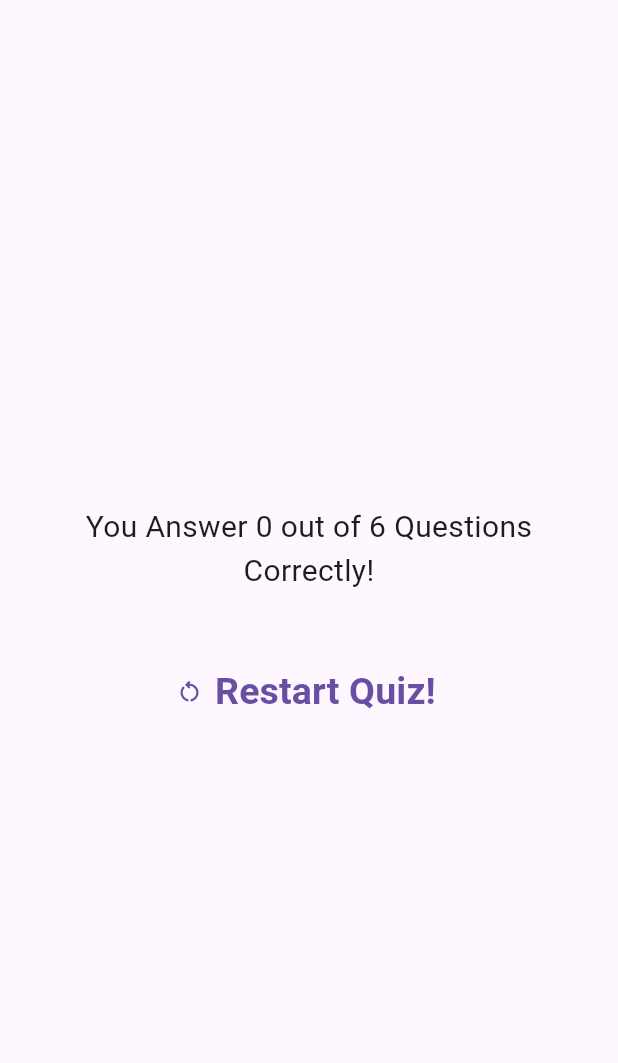
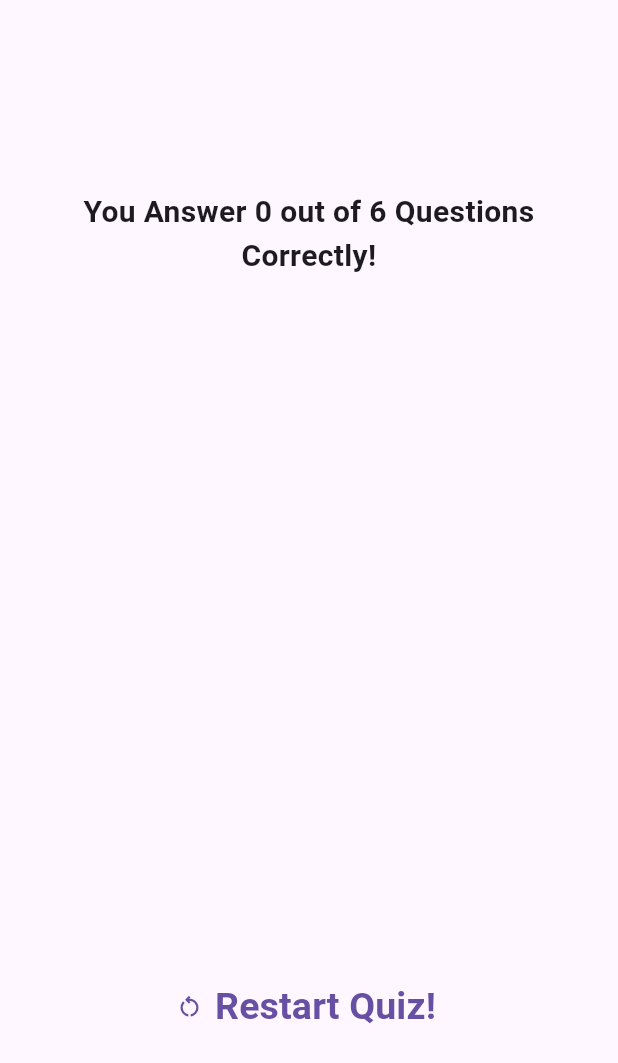
Before and after one commit to ramyhany0/quiz_app, a Flutter app: the Result widget shown alone on an empty page, opened directly with empty values, on a phone screen of 412 x 824 dp. Shown: the top 1063 px of the screen. Run offline on Flutter 3.47's test engine with Material 3 defaults, Android fonts, the phone set to English and light mode, and no system bars; our stand-ins replace google_fonts.

Commit message:
"Updated Quiz and Result widgets to pass restart function and refactored result display"

```diff
--- /dev/null
+++ b/lib/models/summaryPage.dart
@@ -0,0 +1,69 @@
+import 'package:flutter/material.dart';
+
+class Summarypage extends StatelessWidget {
+  const Summarypage(this.SummaryData, {super.key});
+  final List<Map<String, Object>> SummaryData;
+
+  @override
+  Widget build(BuildContext context) {
+    return SizedBox(
+      height: 400,
+      child: SingleChildScrollView(
+        child: Column(
+          children: [
+            ...SummaryData.map((e) => Column(
+                  children: [
+                    Row(
+                      mainAxisAlignment: MainAxisAlignment.start,
+                      children: [
+                        CircleAvatar(
+                          backgroundColor:
+                              e['user_answer'] == e['correct_answer']
+                                  ? Colors.green.shade400
+                                  : Colors.red.shade400,
+                          radius: 16,
+                          child: Text(
+                              ((e['question_index'] as int) + 1).toString()),
+                        ),
+                        const SizedBox(
+                          width: 15,
+                        ),
+                        Expanded(
+                          child: Column(
+                            crossAxisAlignment: CrossAxisAlignment.start,
+                            children: [
+                              Text(
+                                e['question'].toString(),
+                                style: const TextStyle(
+                                    fontWeight: FontWeight.bold),
+                              ),
+                              const SizedBox(
+                                height: 5,
+                              ),
+                              Text(
+                                e['user_answer'].toString(),
+                                style: const TextStyle(
+                                  color: Colors.white,
+                                ),
+                              ),
+                              Text(
+                                e['correct_answer'].toString(),
+                                style:
+                                    const TextStyle(color: Colors.greenAccent),
+                              ),
+                            ],
+                          ),
+                        ),
+                      ],
+                    ),
+                    const SizedBox(
+                      height: 10,
+                    ),
+                  ],
+                )),
+          ],
+        ),
+      ),
+    );
+  }
+}
--- a/lib/quiz.dart
+++ b/lib/quiz.dart
@@ -21,7 +21,7 @@ class _QuizState extends State<Quiz> {
     selectedAnswers.add(answer);
     if (selectedAnswers.length == questions.length) {
       setState(() {
-        activeScreen = Result(selectedAnswers);
+        activeScreen = Result(selectedAnswers, restart);
         selectedAnswers = [];
       });
     }
@@ -40,6 +40,13 @@ class _QuizState extends State<Quiz> {
     });
   }
 
+  void restart() {
+    setState(() {
+      selectedAnswers = [];
+      activeScreen = Home(switchScreen);
+    });
+  }
+
   @override
   Widget build(BuildContext context) {
     return MaterialApp(
--- a/lib/result.dart
+++ b/lib/result.dart
@@ -1,9 +1,12 @@
 import 'package:flutter/material.dart';
 import 'package:quiz_app/data/questions.dart';
 
+import 'models/summaryPage.dart';
+
 class Result extends StatelessWidget {
-  const Result(this.selectedAnswers, {super.key});
+  const Result(this.selectedAnswers, this.restart, {super.key});
   final List<String> selectedAnswers;
+  final void Function() restart;
   List<Map<String, Object>> getSummaryData() {
     final List<Map<String, Object>> summary = [];
     for (var i = 0; i < selectedAnswers.length; i++) {
@@ -33,72 +36,22 @@ class Result extends StatelessWidget {
         children: [
           Text(
             "You Answer $numofcorrectanswer out of ${questions.length} Questions Correctly!",
-            style: TextStyle(
-              fontSize: 20,
-            ),
+            style: const TextStyle(fontSize: 20, fontWeight: FontWeight.bold),
             textAlign: TextAlign.center,
           ),
           const SizedBox(
-            height: 20,
+            height: 30,
           ),
-          ...getSummaryData().map((e) => Column(
-                children: [
-                  Row(
-                    mainAxisAlignment: MainAxisAlignment.start,
-                    children: [
-                      CircleAvatar(
-                        backgroundColor: e['user_answer'] == e['correct_answer']
-                            ? Colors.green.shade400
-                            : Colors.red.shade400,
-                        radius: 16,
-                        child:
-                            Text(((e['question_index'] as int) + 1).toString()),
-                      ),
-                      const SizedBox(
-                        width: 15,
-                      ),
-                      Expanded(
-                        child: Column(
-                          crossAxisAlignment: CrossAxisAlignment.start,
-                          children: [
-                            Text(
-                              e['question'].toString(),
-                              style:
-                                  const TextStyle(fontWeight: FontWeight.bold),
-                            ),
-                            const SizedBox(
-                              height: 5,
-                            ),
-                            Text(
-                              e['user_answer'].toString(),
-                              style: const TextStyle(
-                                color: Colors.white,
-                              ),
-                            ),
-                            Text(
-                              e['correct_answer'].toString(),
-                              style: const TextStyle(color: Colors.greenAccent),
-                            ),
-                          ],
-                        ),
-                      ),
-                    ],
-                  ),
-                  const SizedBox(
-                    height: 15,
-                  ),
-                ],
-              )),
+          Summarypage(summaryData),
           const SizedBox(
-            height: 20,
+            height: 30,
           ),
           TextButton.icon(
-              onPressed: () {},
+              onPressed: restart,
               icon: const Icon(Icons.restart_alt_outlined),
               label: const Text(
                 "Restart Quiz!",
                 style: TextStyle(fontSize: 25, fontWeight: FontWeight.bold),
-                textAlign: TextAlign.center,
               ))
         ],
       ),
```
